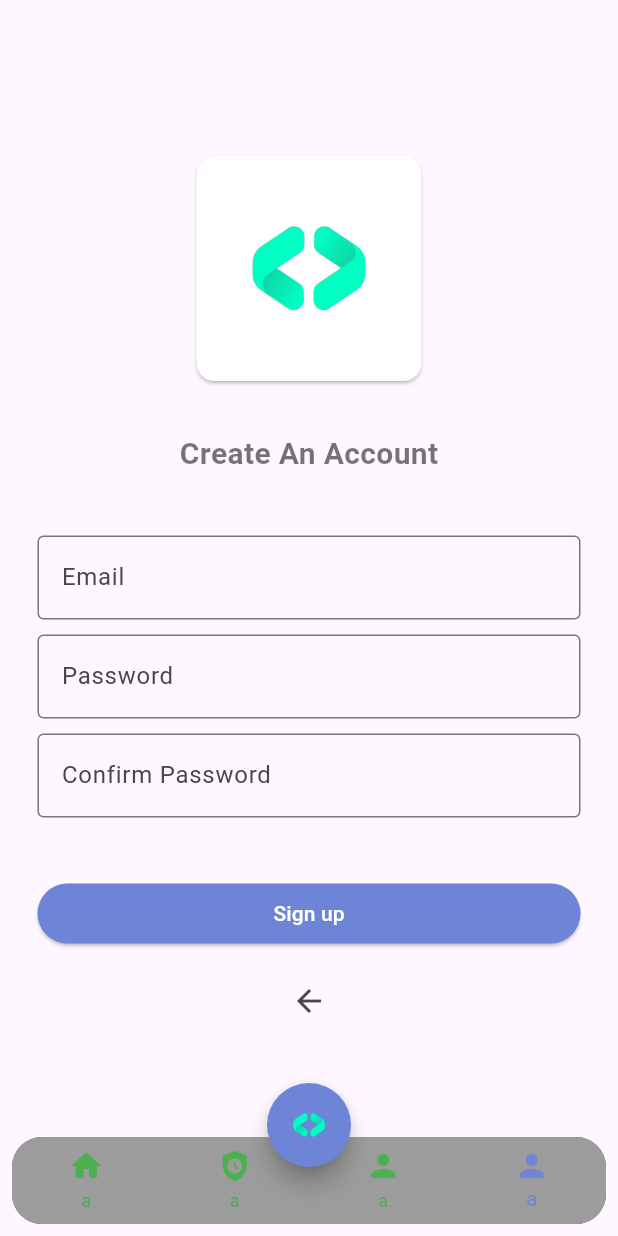
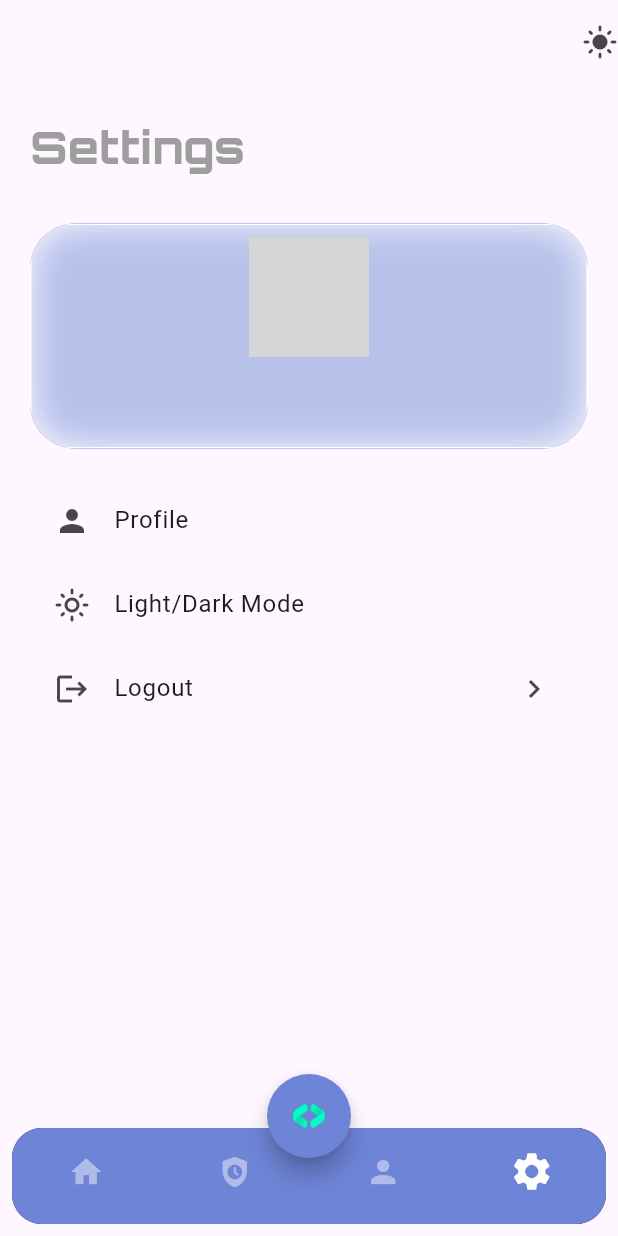
Before and after one commit to Alto-b/CodeFascia, a Flutter app: the screen it shows once a user with an empty profile is signed in, item 4 of the bottom bar chosen, on a phone screen of 412 x 824 dp. Run offline on Flutter 3.47's test engine with Material 3 defaults, Android fonts, the phone set to English and light mode, and no system bars; drawn by our look-alikes of glass_kit; our stand-ins replace adaptive_theme, bloc, equatable, firebase_auth, firebase_core, flutter_bloc and 5 more; accounts and stored records are empty; network calls fail; Roboto replaces fonts that are missing (Orbit); grey boxes are pictures that could not be loaded.

Commit message:
dark mode enabled

```diff
--- a/lib/domain/bnb_bloc/bnb_bloc.dart
+++ b/lib/domain/bnb_bloc/bnb_bloc.dart
@@ -1,6 +1,5 @@
 import 'package:bloc/bloc.dart';
 import 'package:equatable/equatable.dart';
-import 'package:flutter/material.dart';
 
 part 'bnb_event.dart';
 part 'bnb_state.dart';
--- a/lib/domain/bnb_bloc/bnb_state.dart
+++ b/lib/domain/bnb_bloc/bnb_state.dart
@@ -1,16 +1,20 @@
 part of 'bnb_bloc.dart';
 
 abstract class BnbState extends Equatable {
-  const BnbState({required this.tabIndex});
+  // const BnbState({required this.tabIndex});
 
-  @override
-  List<Object> get props => [];
-  final int tabIndex;
+  // @override
+  // List<Object> get props => [];
+  // final int tabIndex;
 
 
 }
 
-final class BnbInitial extends BnbState {
- const BnbInitial({required super.tabIndex});
+ class BnbInitial extends BnbState {
+//  const BnbInitial({required super.tabIndex});
+final int tabIndex;
 
+BnbInitial({required  this.tabIndex});
+    @override
+  List<Object> get props => [tabIndex];
 }
--- a/lib/domain/login_check.dart
+++ b/lib/domain/login_check.dart
@@ -1,5 +1,5 @@
 import 'package:code_geeks/domain/bnb_bloc/bnb_bloc.dart';
-import 'package:code_geeks/presentation/screens/bnb.dart';
+import 'package:code_geeks/presentation/widgets/bnb.dart';
 import 'package:code_geeks/presentation/screens/homepage/homepage.dart';
 import 'package:code_geeks/presentation/screens/loading/onboarding_screen.dart';
 import 'package:code_geeks/presentation/screens/login/login.dart';
--- a/lib/main.dart
+++ b/lib/main.dart
@@ -1,8 +1,9 @@
 import 'dart:io';
 
+import 'package:adaptive_theme/adaptive_theme.dart';
 import 'package:code_geeks/domain/bnb_bloc/bnb_bloc.dart';
 import 'package:code_geeks/domain/login_check.dart';
-import 'package:code_geeks/presentation/screens/bnb.dart';
+import 'package:code_geeks/presentation/widgets/bnb.dart';
 import 'package:code_geeks/presentation/screens/loading/onboarding_screen.dart';
 import 'package:code_geeks/presentation/screens/login/login.dart';
 import 'package:firebase_core/firebase_core.dart';
@@ -30,17 +31,22 @@ class MyApp extends StatelessWidget {
   // This widget is the root of your application.
   @override
   Widget build(BuildContext context) {
-    return MaterialApp(
-      debugShowCheckedModeBanner: false,
-      title: 'Flutter Demo',
-      theme: ThemeData(
-        colorScheme: ColorScheme.fromSeed(seedColor: Colors.deepPurple),
-        // useMaterial3: true,
-      ),
-      home: BlocProvider<BnbBloc>(
-        create: (context) => BnbBloc(),
-        child: const LoginCheckPage(),
-      )
+    return BlocProvider(
+      create: (context) => BnbBloc(),
+
+      child: AdaptiveTheme(
+      light: ThemeData.light(useMaterial3: true),
+      dark: ThemeData.dark(useMaterial3: true),
+      initial: AdaptiveThemeMode.light,
+      builder: (theme, darkTheme) =>
+      MaterialApp(
+        title: 'Code Geeks',
+        debugShowCheckedModeBanner: false,
+        theme: theme,
+        darkTheme: darkTheme,
+
+        home: LoginCheckPage(),
+      ),)
     );
   }
 }
--- a/lib/presentation/screens/homepage/homepage.dart
+++ b/lib/presentation/screens/homepage/homepage.dart
@@ -15,7 +15,7 @@ class _HomePageState extends State<HomePage> {
     final user = FirebaseAuth.instance.currentUser;
     return Scaffold(
       appBar: AppBar(
-        title: Text(user!.email!),
+        title: Text(user!.uid),
         actions: [
           IconButton(onPressed: (){
             FirebaseAuth.instance.signOut();
--- /dev/null
+++ b/lib/presentation/screens/settings/settings.dart
@@ -0,0 +1,116 @@
+import 'package:adaptive_theme/adaptive_theme.dart';
+import 'package:code_geeks/domain/login_check.dart';
+import 'package:code_geeks/presentation/screens/settings/widgets/button.dart';
+import 'package:code_geeks/presentation/screens/settings/widgets/menu_items.dart';
+import 'package:firebase_auth/firebase_auth.dart';
+import 'package:flutter/material.dart';
+import 'package:glass_kit/glass_kit.dart';
+import 'package:glassmorphism/glassmorphism.dart';
+import 'package:google_fonts/google_fonts.dart';
+import 'package:popover/popover.dart';
+
+class SettingsPage extends StatelessWidget {
+  const SettingsPage({super.key});
+
+  @override
+  Widget build(BuildContext context) {
+    final user = FirebaseAuth.instance.currentUser;
+    return Scaffold(
+      appBar: AppBar(
+        actions: [ModeButton()],
+      ),
+      body: Padding(
+        padding: const EdgeInsets.all(20.0),
+        child: Column(
+          crossAxisAlignment: CrossAxisAlignment.start,
+          children: [
+            Text("Settings",style: GoogleFonts.orbitron(fontSize: 30,fontWeight: FontWeight.w800,color: Colors.grey)),
+            const SizedBox(height: 30,),
+            Center(
+              child: Container(
+                clipBehavior: Clip.antiAlias,
+                decoration: BoxDecoration(
+                  borderRadius: BorderRadius.circular(30),
+                  color: Color.fromARGB(255, 110, 132, 214),
+                ),
+                child: GlassContainer(
+                  color: Colors.white.withOpacity(0.5),
+                  borderColor: Colors.white,
+                  height: 150,width: double.infinity,
+                  child: Padding(
+                    padding: const EdgeInsets.all(8.0),
+                    child: Container(
+                      height: 150,
+                      child: Column(
+                        children: [
+                          const CircleAvatar(
+                            radius: 40,
+                            backgroundImage: NetworkImage('https://cdn.pixabay.com/animation/2022/12/01/17/03/17-03-11-60_512.gif',
+                            ),
+                          ),const SizedBox(height: 10,),
+                          Text(user!.email!,style: GoogleFonts.taiHeritagePro(fontWeight: FontWeight.w600,fontSize: 18),),
+                        ],
+                      ),
+                    ),
+                  ),
+                ),
+              ),
+            ),const SizedBox(height: 20,),
+            const ListTile(
+              leading: Icon(Icons.person),
+              title: Text("Profile"),
+            ),
+             ListTile(
+              leading: Icon(Icons.light_mode_outlined),
+              title: Text("Light/Dark Mode"),
+              onTap: () {
+                AdaptiveTheme.of(context).toggleThemeMode();
+              },
+            ),
+            ListTile(
+              leading: const Icon(Icons.logout),
+              title: const Text("Logout"),
+              trailing: const Icon(Icons.keyboard_arrow_right_outlined),
+              onTap: () {
+               showLogOutDialog(context);
+              }
+            ),
+          ],
+        ),
+      ),
+    );
+  }
+  showLogOutDialog(BuildContext context) {
+  //cancel/continue button
+  Widget cancelButton = TextButton(
+    child: const Text("Cancel"),
+    onPressed:  () {
+      Navigator.pop(context);
+    },
+  );
+  Widget continueButton = TextButton(
+    child: const Text("Continue"),
+    onPressed:  () {
+      FirebaseAuth.instance.signOut();
+            Navigator.pushAndRemoveUntil(context, MaterialPageRoute(builder: (context) => const EntryPage(),), (route) => false);
+    },
+  );
+  //AlertDialog
+  AlertDialog alert = AlertDialog(
+    title: const Text("Warning!"),
+    content: const Text("Would you like to logout ?"),
+    actions: [
+      cancelButton,
+      continueButton,
+    ],
+  );
+  // show the dialog
+  showDialog(
+    context: context,
+    builder: (BuildContext context) {
+      return alert;
+    },
+  );
+}
+
+}
--- /dev/null
+++ b/lib/presentation/screens/settings/widgets/button.dart
@@ -0,0 +1,20 @@
+import 'package:code_geeks/presentation/screens/settings/widgets/menu_items.dart';
+import 'package:flutter/material.dart';
+import 'package:popover/popover.dart';
+
+class ModeButton extends StatelessWidget {
+  const ModeButton({super.key});
+
+  @override
+  Widget build(BuildContext context) {
+    return GestureDetector(
+
+      onTap: () => showPopover(context: context,
+                bodyBuilder: (context)=>MenuItems(),
+                width: 60,
+                height: 60,
+                direction: PopoverDirection.bottom),
+                child: Icon(Icons.light_mode),
+    );
+  }
+}
--- a/lib/presentation/screens/signup/signup.dart
+++ b/lib/presentation/screens/signup/signup.dart
@@ -1,4 +1,4 @@
-import 'package:code_geeks/presentation/screens/bnb.dart';
+import 'package:code_geeks/presentation/widgets/bnb.dart';
 import 'package:code_geeks/presentation/screens/homepage/homepage.dart';
 import 'package:firebase_auth/firebase_auth.dart';
 import 'package:flutter/material.dart';
@@ -113,11 +113,13 @@ class SignUpPage extends StatelessWidget {
       email: _emailController.text,
       password: _passwordController.text);
 
+
+
       await FirebaseAuth.instance.signInWithEmailAndPassword(
         email: _emailController.text,
         password: _passwordController.text);
 
-      Navigator.pushAndRemoveUntil(context, MaterialPageRoute(builder: (context) => HomePage(),), (route) => false);
+      Navigator.pushAndRemoveUntil(context, MaterialPageRoute(builder: (context) => BnbPage(),), (route) => false);
    }
    catch(e){
     print(e);
--- a/lib/presentation/screens/bnb.dart
+++ b/lib/presentation/widgets/bnb.dart
@@ -1,6 +1,7 @@
 
 import 'package:code_geeks/domain/bnb_bloc/bnb_bloc.dart';
 import 'package:code_geeks/presentation/screens/homepage/homepage.dart';
+import 'package:code_geeks/presentation/screens/settings/settings.dart';
 import 'package:code_geeks/presentation/screens/signup/signup.dart';
 import 'package:flutter/material.dart';
 import 'package:flutter_bloc/flutter_bloc.dart';
@@ -14,17 +15,20 @@ class BnbPage extends StatelessWidget {
     HomePage(),
     HomePage(),
     HomePage(),
-    SignUpPage()
+    SettingsPage()
   ];
 
   @override
   Widget build(BuildContext context) {
     return BlocConsumer<BnbBloc, BnbState>(
+
       listener: (context, state) {
         // TODO: implement listener
       },
       builder: (context, state) {
-        return Scaffold(
+        // print("builder tab ${state.tabIndex}");
+        if(state is BnbInitial){
+          return Scaffold(
 
           body: screens.elementAt(state.tabIndex),
 
@@ -40,21 +44,27 @@ class BnbPage extends StatelessWidget {
 
               child: BottomNavigationBar(
 
-                items: [
+                items: const [
                   BottomNavigationBarItem(icon: Icon(Icons.home),label: "a"),
-                  BottomNavigationBarItem(icon: Icon(Icons.safety_check),label: "a"),
+                  BottomNavigationBarItem(icon: Icon(Icons.safety_check,),label: "a"),
                   BottomNavigationBarItem(icon: Icon(Icons.person),label: "a"),
-                  BottomNavigationBarItem(icon: Icon(Icons.person),label: "a"),
+                  BottomNavigationBarItem(icon: Icon(Icons.settings),label: "a"),
               ],
-              showUnselectedLabels: true,
-              backgroundColor: Color.fromARGB(156, 255, 255, 255),
-              selectedItemColor: Color.fromARGB(255, 110, 132, 214),
-              unselectedItemColor: Colors.green,
-              showSelectedLabels: true,
+              showUnselectedLabels: false,
+
+              backgroundColor:  Color.fromARGB(255, 110, 132, 214),
+              selectedIconTheme: IconThemeData(
+                size: 30,
+
+              ),
+              selectedItemColor: Colors.white,
+              unselectedItemColor: Colors.white.withOpacity(.45),
+              showSelectedLabels: false,
               currentIndex: state.tabIndex,
               type: BottomNavigationBarType.fixed,
               onTap: (index) {
                BlocProvider.of<BnbBloc>(context).add(TabChangeEvent(tabIndex: index));
+
                 },
               ),
             ),
@@ -72,6 +82,10 @@ class BnbPage extends StatelessWidget {
         backgroundColor: Color.fromARGB(255, 110, 132, 214),)
 
         );
+        }
+        else{
+          return CircularProgressIndicator();
+        }
       },
     );
   }
--- a/pubspec.yaml
+++ b/pubspec.yaml
@@ -13,6 +13,7 @@ environment:
 
 # Dependencies specify other packages that your package needs in order to work
 dependencies:
+  adaptive_theme: ^3.6.0
   bloc: ^8.1.3
   cloud_firestore: ^4.15.4
   cupertino_icons: ^1.0.2
@@ -24,8 +25,11 @@ dependencies:
   flutter_bloc: ^8.1.4
   font_awesome_flutter: ^10.7.0
   get: ^4.6.6
+  glass_kit: ^3.0.0
+  glassmorphism: ^3.0.0
   google_fonts: ^6.1.0
   google_sign_in: null
+  popover: ^0.3.0
   sign_in_button: ^3.2.0
   smooth_page_indicator: ^1.1.0
 
```
Also changed, not shown: lib/presentation/screens/login/login.dart (+17 -3 lines), lib/presentation/screens/settings/profile.dart (added, +10 -0 lines), lib/presentation/screens/settings/widgets/menu_items.dart (added, +41 -0 lines), pubspec.lock, 1 other file.
